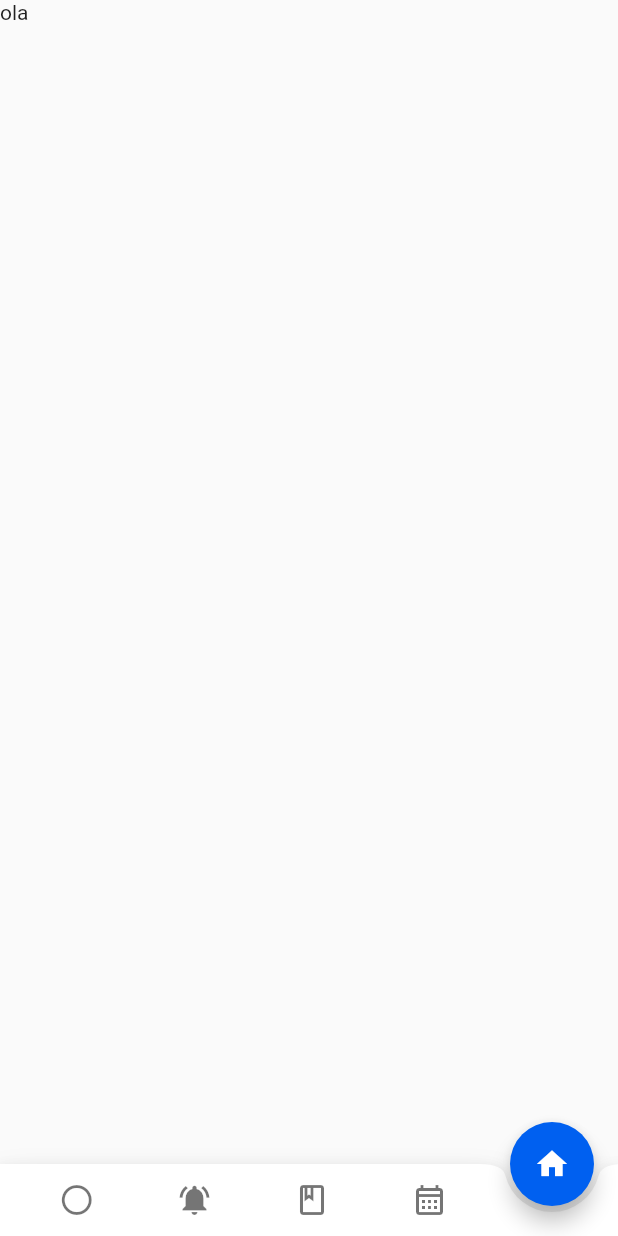
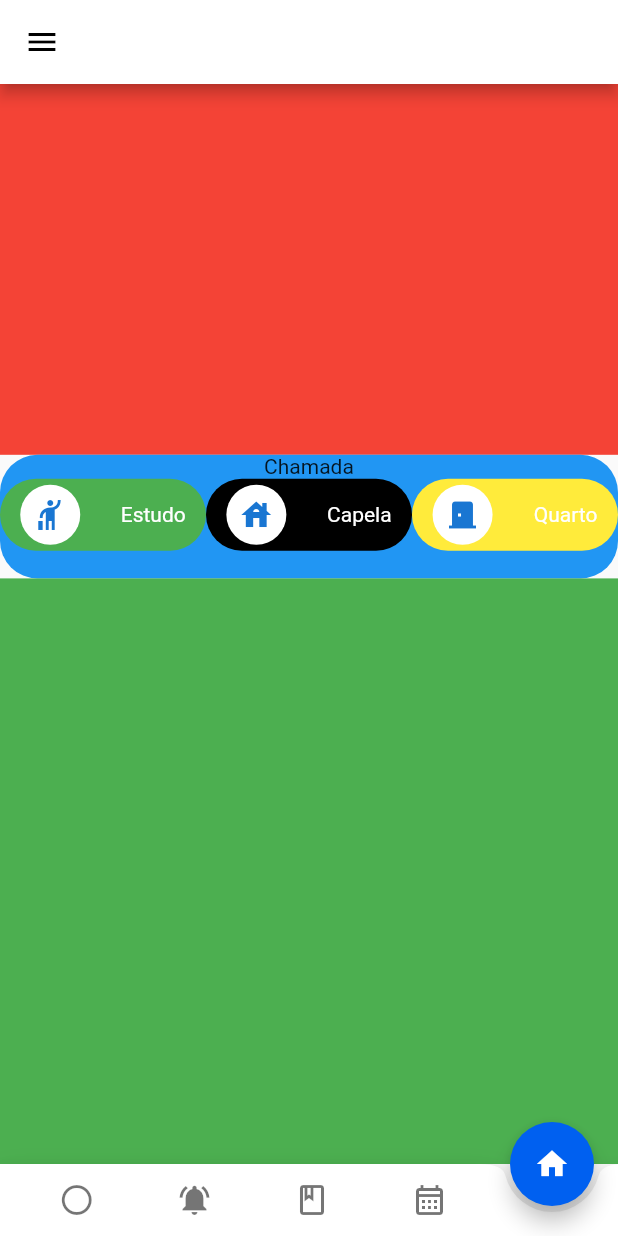
Before and after one commit to MarshFfeco/Projeto_Faculdade, a Flutter app: the MainPage screen opened directly, on a phone screen of 412 x 824 dp. Run offline on Flutter 3.47's test engine with Material 2 defaults, Android fonts, the light colour scheme and no system bars; our stand-ins replace camera.

Commit message:
atualizacao main page

```diff
--- a/lib/Screens/MainPage/MainPage.dart
+++ b/lib/Screens/MainPage/MainPage.dart
@@ -6,15 +6,134 @@ class MainPage extends StatelessWidget {
 
   @override
   Widget build(BuildContext context) {
+    final width = MediaQuery.of(context).size.width;
+    final height = MediaQuery.of(context).size.height;
     return Scaffold(
-      body: Text("ola"),
+      appBar: AppBar(
+        leading: IconButton(
+          icon: const Icon(
+            Icons.menu,
+            color: Colors.black,
+          ),
+          onPressed: () {},
+        ),
+        backgroundColor: Colors.white,
+      ),
+      body: ListView(children: [
+        Container(
+          decoration: BoxDecoration(color: Colors.red),
+          width: width * 0.5,
+          height: height * 0.3,
+        ),
+        Container(
+          width: width * 0.9,
+          height: height * 0.1,
+          decoration: BoxDecoration(
+              borderRadius: BorderRadius.circular(25), color: Colors.blue),
+          child: Column(
+            children: [
+              const Text("Chamada"),
+              Row(
+                children: [
+                  Flexible(
+                    child: Container(
+                      decoration: BoxDecoration(
+                          borderRadius: BorderRadius.all(Radius.circular(35)),
+                          color: Colors.green),
+                      child: Padding(
+                        padding: const EdgeInsets.symmetric(vertical: 4.0),
+                        child: Row(
+                          mainAxisAlignment: MainAxisAlignment.spaceAround,
+                          children: [
+                            CircleAvatar(
+                              backgroundColor: Colors.white,
+                              child: Icon(Icons.hail),
+                            ),
+                            Text(
+                              "Estudo",
+                              style: TextStyle(color: Colors.white),
+                            )
+                          ],
+                        ),
+                      ),
+                    ),
+                  ),
+                  Flexible(
+                    child: Container(
+                      decoration: BoxDecoration(
+                          borderRadius: BorderRadius.all(Radius.circular(35)),
+                          color: Colors.black),
+                      child: Padding(
+                        padding: const EdgeInsets.symmetric(vertical: 4.0),
+                        child: Row(
+                          mainAxisAlignment: MainAxisAlignment.spaceAround,
+                          children: [
+                            CircleAvatar(
+                              backgroundColor: Colors.white,
+                              child: Icon(Icons.house),
+                            ),
+                            Text(
+                              "Capela",
+                              style: TextStyle(color: Colors.white),
+                            )
+                          ],
+                        ),
+                      ),
+                    ),
+                  ),
+                  Flexible(
+                    child: Container(
+                      decoration: BoxDecoration(
+                          borderRadius: BorderRadius.all(Radius.circular(35)),
+                          color: Colors.yellow),
+                      child: Padding(
+                        padding: const EdgeInsets.symmetric(vertical: 4.0),
+                        child: Row(
+                          mainAxisAlignment: MainAxisAlignment.spaceAround,
+                          children: [
+                            CircleAvatar(
+                              backgroundColor: Colors.white,
+                              child: Icon(Icons.door_back_door),
+                            ),
+                            Text(
+                              "Quarto",
+                              style: TextStyle(color: Colors.white),
+                            )
+                          ],
+                        ),
+                      ),
+                    ),
+                  ),
+                ],
+              )
+            ],
+          ),
+        ),
+        Container(
+          decoration: const BoxDecoration(color: Colors.green),
+          width: double.infinity,
+          height: height * 0.5,
+        ),
+      ]),
       floatingActionButtonLocation: FloatingActionButtonLocation.endDocked,
       floatingActionButton: FloatingActionButton(
         child: const Icon(Icons.home),
         onPressed: () {},
         backgroundColor: CustomColor().getCorPadraoAzul,
       ),
-      bottomNavigationBar: BottomAppBar(
+      bottomNavigationBar: const BottomNavigation(),
+    );
+  }
+}
+
+class BottomNavigation extends StatelessWidget {
+  const BottomNavigation({
+    Key? key,
+  }) : super(key: key);
+
+  @override
+  Widget build(BuildContext context) {
+    return BottomAppBar(
       shape: const CircularNotchedRectangle(),
       color: Colors.white,
       child: IconTheme(
@@ -40,7 +159,6 @@ class MainPage extends StatelessWidget {
               ]),
         ),
       ),
-      ),
     );
   }
 }
--- a/lib/main.dart
+++ b/lib/main.dart
@@ -1,3 +1,4 @@
+import 'package:fadba/Screens/SignUp/PhotoScreen.dart';
 import 'package:fadba/Screens/SignUp/SignUpScreen.dart';
 import 'package:flutter/material.dart';
 
@@ -9,7 +10,7 @@ main() {
     const MaterialApp(
       title: "F A D B A",
       home: Scaffold(
-        body: FirstScreen(),
+        body: MainPage(),
       ),
     ),
   );
```
Also changed, not shown: lib/Screens/SignUp/DocumentosPage.dart (+19 -31 lines), 1 other file. Lines whose indentation alone changed are shown as unchanged.
